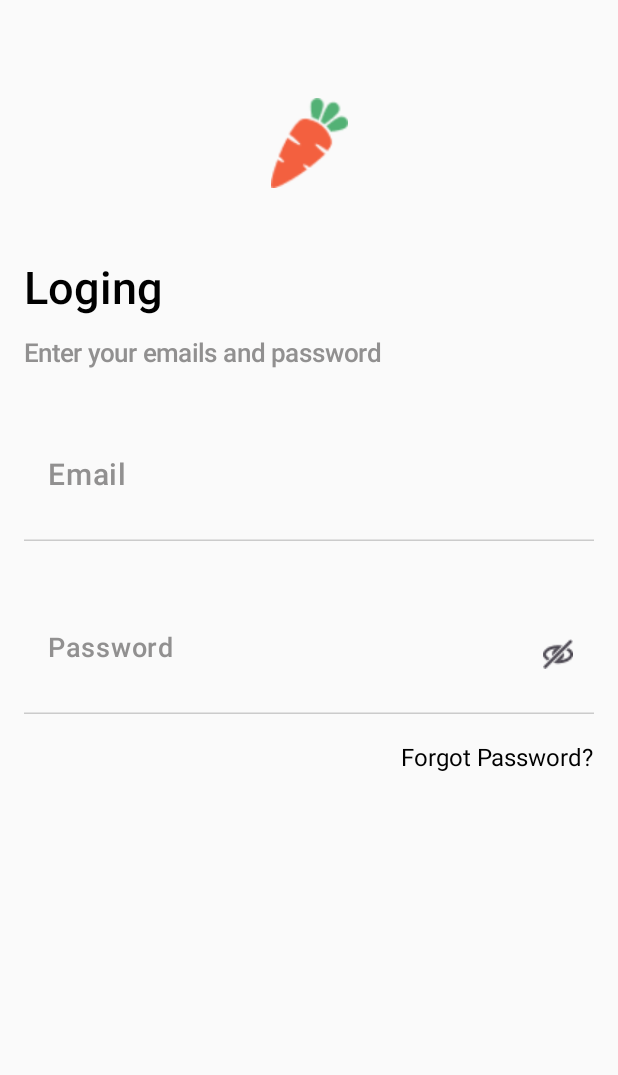
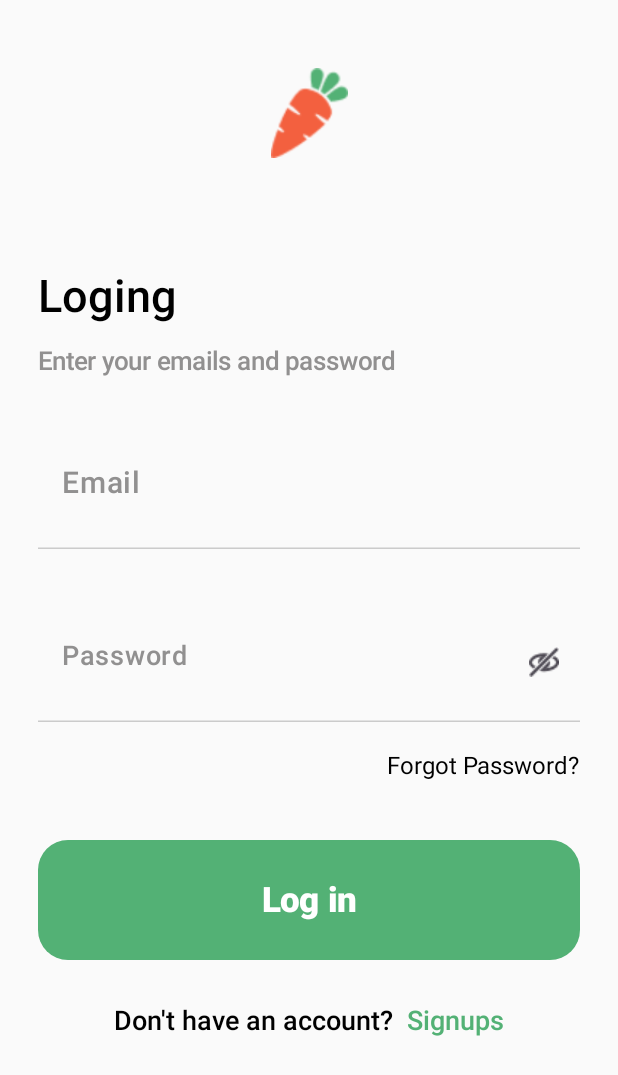
Before and after one commit to M3NGSZE/10_THUN_MENGSE_PVH_Jetpack_Compose_Design_Layout_Design_Practice003, an Android app built with Jetpack Compose: the OnboardingActivity screen opened directly, with no data from a screen before it, after a tap on "Get Started", on a phone screen of 412 x 824 dp. Shown: the top 1075 px of the screen. Run offline under Robolectric (Android 15) with nearby library versions, the phone set to English and light mode, and no system bars.

Commit message:
finish login screen with no validation

```diff
--- a/app/src/main/AndroidManifest.xml
+++ b/app/src/main/AndroidManifest.xml
@@ -24,6 +24,8 @@
         </activity>
         <activity android:name=".ui.Activity.OnboardingActivity" android:exported="false"/>
         <activity android:name=".ui.Activity.LoginActivity" android:exported="false"/>
+        <activity android:name=".ui.Activity.HomeActivity" android:exported="false"/>
+        <activity android:name=".ui.Activity.SignUpActivity" android:exported="false"/>
     </application>
 
 </manifest>
--- a/app/src/main/java/com/example/a10__thun_mengse_pvh_oop_practice003/ui/Activity/LoginActivity.kt
+++ b/app/src/main/java/com/example/a10__thun_mengse_pvh_oop_practice003/ui/Activity/LoginActivity.kt
@@ -1,11 +1,11 @@
 package com.example.a10__thun_mengse_pvh_oop_practice003.ui.Activity
 
+import android.content.Intent
 import android.os.Bundle
 import androidx.activity.ComponentActivity
 import androidx.activity.compose.setContent
 import androidx.activity.enableEdgeToEdge
 import androidx.compose.foundation.Image
-import androidx.compose.foundation.background
 import androidx.compose.foundation.clickable
 import androidx.compose.foundation.layout.Arrangement
 import androidx.compose.foundation.layout.Box
@@ -18,16 +18,11 @@ import androidx.compose.foundation.layout.height
 import androidx.compose.foundation.layout.padding
 import androidx.compose.foundation.layout.size
 import androidx.compose.foundation.layout.systemBarsPadding
-import androidx.compose.foundation.text.BasicTextField
 import androidx.compose.foundation.text.KeyboardOptions
-import androidx.compose.material.icons.Icons
-import androidx.compose.material.icons.rounded.Email
 import androidx.compose.material3.Icon
 import androidx.compose.material3.IconButton
-import androidx.compose.material3.OutlinedTextField
 import androidx.compose.material3.Text
 import androidx.compose.material3.TextField
-import androidx.compose.material3.TextFieldColors
 import androidx.compose.material3.TextFieldDefaults
 import androidx.compose.runtime.Composable
 import androidx.compose.runtime.getValue
@@ -36,11 +31,8 @@ import androidx.compose.runtime.remember
 import androidx.compose.runtime.setValue
 import androidx.compose.ui.Alignment
 import androidx.compose.ui.Modifier
-import androidx.compose.ui.draw.drawWithContent
-import androidx.compose.ui.focus.onFocusChanged
-import androidx.compose.ui.geometry.Offset
 import androidx.compose.ui.graphics.Color
-import androidx.compose.ui.graphics.StrokeCap
+import androidx.compose.ui.platform.LocalContext
 import androidx.compose.ui.res.painterResource
 import androidx.compose.ui.text.TextStyle
 import androidx.compose.ui.text.font.FontWeight
@@ -51,6 +43,7 @@ import androidx.compose.ui.text.input.VisualTransformation
 import androidx.compose.ui.unit.dp
 import androidx.compose.ui.unit.sp
 import com.example.a10__thun_mengse_pvh_oop_practice003.R
+import com.example.a10__thun_mengse_pvh_oop_practice003.ui.component.NectarButton
 
 class LoginActivity : ComponentActivity(){
     override fun onCreate(savedInstanceState: Bundle?) {
@@ -67,18 +60,20 @@ private fun Login(){
     Column (
         modifier = Modifier
             .systemBarsPadding()
-            .padding(16.dp)
+            .padding(25.dp)
     ){
         Box(
             modifier = Modifier
                 .fillMaxWidth()
                 .fillMaxHeight(0.2f),
-            contentAlignment = Alignment.Center
+            contentAlignment = Alignment.TopCenter
         ){
             Image(
                 painter = painterResource(id = R.drawable.orange_carrot),
                 contentDescription = "Orange Carrot",
-                modifier = Modifier.size(60.dp)
+                modifier = Modifier
+                    .size(80.dp)
+                    .padding(top = 20.dp)
             )
         }
 
@@ -202,5 +197,40 @@ private fun Login(){
                     }
             )
         }
+
+        Spacer(modifier = Modifier.height(30.dp))
+
+        val context = LocalContext.current
+        val text = "Log in"
+
+        Spacer(modifier = Modifier.height(10.dp))
+
+        NectarButton(context, HomeActivity(), text)
+
+        Spacer(modifier = Modifier.height(30.dp))
+
+        Row (
+            modifier = Modifier
+                .fillMaxWidth(),
+            horizontalArrangement = Arrangement.Center
+        ){
+            Text(
+                text = "Don't have an account? ",
+                fontSize = 18.sp,
+                fontWeight = FontWeight.Medium
+            )
+            Text(
+                text = " Signups",
+                fontSize = 18.sp,
+                fontWeight = FontWeight.Medium,
+                color = Color(0xFF53B175),
+                modifier = Modifier
+                    .clickable{
+                        print("hello world")
+                        val intent = Intent(context, SignUpActivity::class.java)
+                        context.startActivity(intent)
+                    }
+            )
+        }
     }
 }
--- a/app/src/main/java/com/example/a10__thun_mengse_pvh_oop_practice003/ui/Activity/OnboardingActivity.kt
+++ b/app/src/main/java/com/example/a10__thun_mengse_pvh_oop_practice003/ui/Activity/OnboardingActivity.kt
@@ -10,16 +10,14 @@ import androidx.compose.foundation.background
 import androidx.compose.foundation.layout.Arrangement
 import androidx.compose.foundation.layout.Box
 import androidx.compose.foundation.layout.Column
+import androidx.compose.foundation.layout.Row
 import androidx.compose.foundation.layout.Spacer
 import androidx.compose.foundation.layout.fillMaxHeight
 import androidx.compose.foundation.layout.fillMaxSize
 import androidx.compose.foundation.layout.fillMaxWidth
 import androidx.compose.foundation.layout.height
+import androidx.compose.foundation.layout.padding
 import androidx.compose.foundation.layout.size
-import androidx.compose.foundation.layout.width
-import androidx.compose.foundation.shape.RoundedCornerShape
-import androidx.compose.material3.Button
-import androidx.compose.material3.ButtonDefaults
 import androidx.compose.material3.Text
 import androidx.compose.runtime.Composable
 import androidx.compose.ui.Alignment
@@ -31,7 +29,6 @@ import androidx.compose.ui.res.painterResource
 import androidx.compose.ui.text.font.FontWeight
 import androidx.compose.ui.unit.dp
 import androidx.compose.ui.unit.sp
-import com.example.a10__thun_mengse_pvh_oop_practice003.MainActivity
 import com.example.a10__thun_mengse_pvh_oop_practice003.R
 import com.example.a10__thun_mengse_pvh_oop_practice003.ui.component.NectarButton
 
@@ -93,17 +90,24 @@ private fun Onboarding(){
 
             Text(
                 text = "Get your groceries in as fast as one hour",
-                fontSize = 17.sp,
+                fontSize = 18.sp,
+                fontWeight = FontWeight.Medium,
                 color = Color(0xFEB5B1B1),
             )
 
             Spacer(
-                modifier = Modifier.height(40.dp)
+                modifier = Modifier.height(30.dp)
             )
 
             val context = LocalContext.current
+            val text = "Get Started"
 
-            NectarButton(context, LoginActivity())
+            Row (
+                modifier = Modifier
+                    .padding(16.dp)
+            ){
+                NectarButton(context, LoginActivity(), text)
+            }
 
         }
 
--- a/app/src/main/java/com/example/a10__thun_mengse_pvh_oop_practice003/ui/component/Coponents.kt
+++ b/app/src/main/java/com/example/a10__thun_mengse_pvh_oop_practice003/ui/component/Coponents.kt
@@ -3,6 +3,7 @@ package com.example.a10__thun_mengse_pvh_oop_practice003.ui.component
 import android.content.Context
 import android.content.Intent
 import androidx.activity.ComponentActivity
+import androidx.compose.foundation.layout.fillMaxWidth
 import androidx.compose.foundation.layout.height
 import androidx.compose.foundation.layout.width
 import androidx.compose.foundation.shape.RoundedCornerShape
@@ -12,11 +13,14 @@ import androidx.compose.material3.Text
 import androidx.compose.runtime.Composable
 import androidx.compose.ui.Modifier
 import androidx.compose.ui.graphics.Color
+import androidx.compose.ui.text.font.FontWeight
+import androidx.compose.ui.unit.Dp
 import androidx.compose.ui.unit.dp
 import androidx.compose.ui.unit.sp
+import org.w3c.dom.Text
 
 @Composable
-fun NectarButton(context: Context, screen: ComponentActivity){
+fun NectarButton(context: Context, screen: ComponentActivity, text: String){
     Button(
         onClick = {
             val intent = Intent(context, screen::class.java)
@@ -27,12 +31,13 @@ fun NectarButton(context: Context, screen: ComponentActivity){
         ),
         shape = RoundedCornerShape(20.dp),
         modifier = Modifier
-            .width(370.dp)
-            .height(70.dp)
+            .fillMaxWidth()
+            .height(80.dp)
     ) {
         Text(
-            text = "Get Started",
-            fontSize = 20.sp
+            text = text,
+            fontSize = 23.sp,
+            fontWeight = FontWeight.ExtraBold
         )
     }
 }
```
Also changed, not shown: app/src/main/java/com/example/a10__thun_mengse_pvh_oop_practice003/ui/Activity/HomeActivity.kt (added, +36 -0 lines), app/src/main/java/com/example/a10__thun_mengse_pvh_oop_practice003/ui/Activity/SignUpActivity.kt (added, +31 -0 lines).
